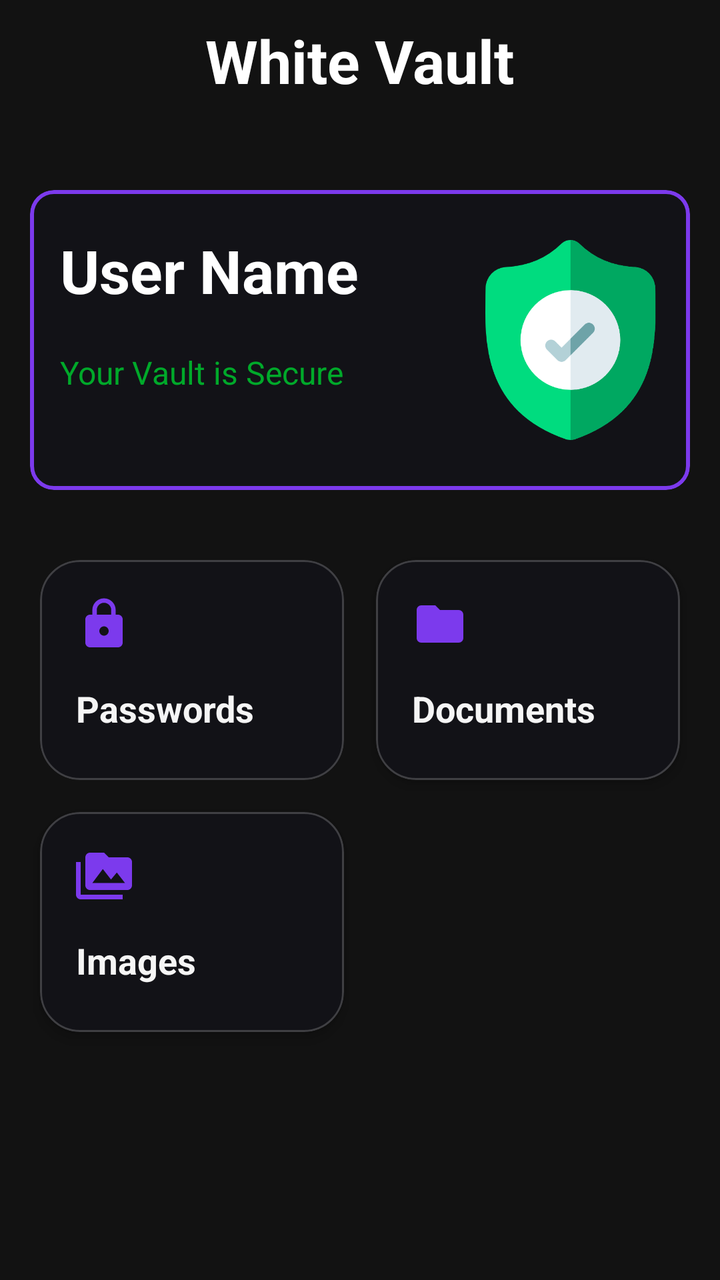
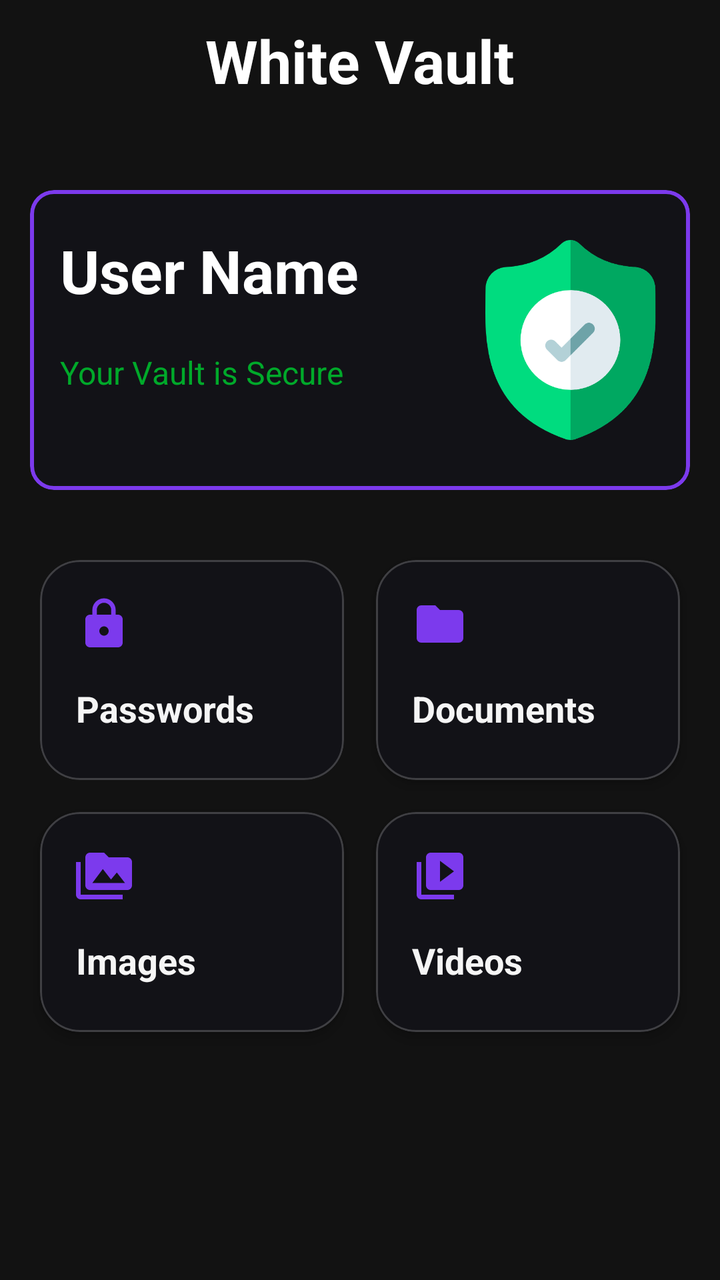

Before-and-after screenshots of an Android layout around one commit, followed by the original layout XML and the change that was made.
<!-- AndroidManifest.xml: application theme Theme.WhiteVault -->
<!-- res/layout/activity_main.xml -->
<?xml version="1.0" encoding="utf-8"?>
<RelativeLayout xmlns:android="http://schemas.android.com/apk/res/android"
    xmlns:app="http://schemas.android.com/apk/res-auto"
    xmlns:tools="http://schemas.android.com/tools"
    android:id="@+id/main"
    android:layout_width="match_parent"
    android:layout_height="match_parent"
    tools:context=".MainActivity"
    android:background="@color/background">

    <RelativeLayout
        android:layout_width="match_parent"
        android:layout_height="40dp"
        android:layout_marginTop="10dp">

        <TextView
            android:layout_width="wrap_content"
            android:layout_height="wrap_content"
            android:text="@string/app_name"
            android:textSize="30sp"
            android:fontFamily="sans-serif"
            android:textStyle="bold"
            android:textColor="@color/white"
            android:layout_centerHorizontal="true"/>

    </RelativeLayout>

    <LinearLayout
        android:layout_width="match_parent"
        android:layout_height="wrap_content"
        android:orientation="vertical"
        android:layout_marginTop="80dp">

        <com.google.android.material.card.MaterialCardView
            android:layout_width="match_parent"
            android:layout_height="150dp"
            android:layout_margin="15dp"
            app:cardBackgroundColor="@color/card"
            app:strokeWidth="2dp"
            app:strokeColor="@color/primary">

            <LinearLayout
                android:layout_width="match_parent"
                android:layout_height="match_parent"
                android:padding="10dp"
                android:orientation="horizontal">

                <RelativeLayout
                    android:layout_width="wrap_content"
                    android:layout_height="match_parent"
                    android:layout_marginStart="5dp">

                    <LinearLayout
                        android:layout_width="wrap_content"
                        android:layout_height="wrap_content"
                        android:orientation="vertical">

                        <TextView
                            android:id="@+id/text_user_name"
                            android:layout_width="wrap_content"
                            android:layout_height="wrap_content"
                            android:layout_marginTop="10dp"
                            android:layout_marginEnd="10dp"
                            android:text="User Name"
                            android:textSize="30sp"
                            android:textStyle="bold"
                            android:textColor="@color/white"/>

                        <TextView
                            android:layout_width="wrap_content"
                            android:layout_height="wrap_content"
                            android:layout_marginTop="20dp"
                            android:text="Your Vault is Secure"
                            android:textSize="16sp"
                            android:textColor="#00A92A"/>

                    </LinearLayout>

                </RelativeLayout>

                <RelativeLayout
                    android:layout_width="match_parent"
                    android:layout_height="match_parent">

                    <ImageView
                        android:layout_width="100dp"
                        android:layout_height="100dp"
                        android:src="@drawable/security_shield"
                        android:layout_centerHorizontal="true"
                        android:layout_centerVertical="true"
                        android:layout_alignParentEnd="true"/>

                </RelativeLayout>

            </LinearLayout>

        </com.google.android.material.card.MaterialCardView>

        <GridLayout
            android:layout_width="match_parent"
            android:layout_height="wrap_content"
            android:columnCount="2"
            android:rowCount="1"
            android:padding="12dp">

            
            <com.google.android.material.card.MaterialCardView
                android:id="@+id/card_password"
                android:layout_width="0dp"
                android:layout_height="110dp"
                android:layout_margin="8dp"
                android:layout_columnWeight="1"
                app:cardBackgroundColor="@color/card"
                app:cardCornerRadius="20dp"
                app:strokeColor="@color/stoke"
                app:strokeWidth="1dp"
                android:clickable="true"
                android:focusable="true">

                <LinearLayout
                    android:layout_width="match_parent"
                    android:layout_height="match_parent"
                    android:orientation="vertical"
                    android:padding="18dp">

                    <ImageView
                        android:layout_width="28dp"
                        android:layout_height="28dp"
                        android:src="@drawable/icon_lock"
                        app:tint="@color/primary"/>

                    <TextView
                        android:layout_width="wrap_content"
                        android:layout_height="wrap_content"
                        android:layout_marginTop="16dp"
                        android:text="Passwords"
                        android:textColor="#F5F5F5"
                        android:textSize="18sp"
                        android:textStyle="bold" />

                </LinearLayout>

            </com.google.android.material.card.MaterialCardView>


            
            <com.google.android.material.card.MaterialCardView
                android:id="@+id/card_document"
                android:layout_width="0dp"
                android:layout_height="110dp"
                android:layout_margin="8dp"
                android:layout_columnWeight="1"
                app:cardBackgroundColor="#121217"
                app:cardCornerRadius="20dp"
                app:cardElevation="4dp"
                app:strokeColor="#30FFFFFF"
                app:strokeWidth="1dp"
                android:clickable="true"
                android:focusable="true">

                <LinearLayout
                    android:layout_width="match_parent"
                    android:layout_height="match_parent"
                    android:orientation="vertical"
                    android:padding="18dp">

                    <ImageView
                        android:layout_width="28dp"
                        android:layout_height="28dp"
                        android:src="@drawable/icon_folder"
                        app:tint="@color/primary" />

                    <TextView
                        android:layout_width="wrap_content"
                        android:layout_height="wrap_content"
                        android:layout_marginTop="16dp"
                        android:text="Documents"
                        android:textColor="#F5F5F5"
                        android:textSize="18sp"
                        android:textStyle="bold" />

                </LinearLayout>

            </com.google.android.material.card.MaterialCardView>

            
            <com.google.android.material.card.MaterialCardView
                android:id="@+id/card_images"
                android:layout_width="0dp"
                android:layout_height="110dp"
                android:layout_margin="8dp"
                android:layout_columnWeight="1"
                app:cardBackgroundColor="#121217"
                app:cardCornerRadius="20dp"
                app:cardElevation="4dp"
                app:strokeColor="#30FFFFFF"
                app:strokeWidth="1dp"
                android:clickable="true"
                android:focusable="true">

                <LinearLayout
                    android:layout_width="match_parent"
                    android:layout_height="match_parent"
                    android:orientation="vertical"
                    android:padding="18dp">

                    <ImageView
                        android:layout_width="28dp"
                        android:layout_height="28dp"
                        android:src="@drawable/icon_image_folder"
                        app:tint="@color/primary" />

                    <TextView
                        android:layout_width="wrap_content"
                        android:layout_height="wrap_content"
                        android:layout_marginTop="16dp"
                        android:text="Images"
                        android:textColor="#F5F5F5"
                        android:textSize="18sp"
                        android:textStyle="bold" />

                </LinearLayout>

            </com.google.android.material.card.MaterialCardView>

        </GridLayout>
    </LinearLayout>

</RelativeLayout>
<!-- resources referenced by this layout -->
<resources>
  <color name="background">#121212</color>
  <color name="card">#121217</color>
  <color name="primary">#7C3AED</color>
  <color name="stoke">#30FFFFFF</color>
  <color name="white">#FFFFFFFF</color>
  <!-- drawable icon_folder (drawable) -->
  <vector xmlns:android="http://schemas.android.com/apk/res/android" android:height="24dp" android:tint="#000000" android:viewportHeight="24" android:viewportWidth="24" android:width="24dp">
        
      <path android:fillColor="@android:color/white" android:pathData="M10,4H4c-1.1,0 -1.99,0.9 -1.99,2L2,18c0,1.1 0.9,2 2,2h16c1.1,0 2,-0.9 2,-2V8c0,-1.1 -0.9,-2 -2,-2h-8l-2,-2z"/>
      
  </vector>
  <!-- drawable icon_image_folder (drawable) -->
  <vector xmlns:android="http://schemas.android.com/apk/res/android" android:height="24dp" android:tint="#000000" android:viewportHeight="24" android:viewportWidth="24" android:width="24dp">
        
      <path android:fillColor="@android:color/white" android:pathData="M2,6L0,6v5h0.01L0,20c0,1.1 0.9,2 2,2h18v-2L2,20L2,6zM22,4h-8l-2,-2L6,2c-1.1,0 -1.99,0.9 -1.99,2L4,16c0,1.1 0.9,2 2,2h16c1.1,0 2,-0.9 2,-2L24,6c0,-1.1 -0.9,-2 -2,-2zM7,15l4.5,-6 3.5,4.51 2.5,-3.01L21,15L7,15z"/>
      
  </vector>
  <!-- drawable icon_lock (drawable) -->
  <vector xmlns:android="http://schemas.android.com/apk/res/android" android:height="24dp" android:tint="#000000" android:viewportHeight="24" android:viewportWidth="24" android:width="24dp">
        
      <path android:fillColor="@android:color/white" android:pathData="M18,8h-1L17,6c0,-2.76 -2.24,-5 -5,-5S7,3.24 7,6v2L6,8c-1.1,0 -2,0.9 -2,2v10c0,1.1 0.9,2 2,2h12c1.1,0 2,-0.9 2,-2L20,10c0,-1.1 -0.9,-2 -2,-2zM12,17c-1.1,0 -2,-0.9 -2,-2s0.9,-2 2,-2 2,0.9 2,2 -0.9,2 -2,2zM15.1,8L8.9,8L8.9,6c0,-1.71 1.39,-3.1 3.1,-3.1 1.71,0 3.1,1.39 3.1,3.1v2z"/>
      
  </vector>
  <!-- drawable security_shield: png bitmap (drawable, 19143 bytes) -->
  <string name="app_name">White Vault</string>
  <style name="Theme.WhiteVault" parent="Base.Theme.WhiteVault" />
  <style name="Base.Theme.WhiteVault" parent="Theme.Material3.DayNight.NoActionBar">
          
          
      </style>
</resources>

<!-- the commit's change to res/layout/activity_main.xml (unified diff, before → after) -->
@@ -223,6 +223,46 @@
 
             </com.google.android.material.card.MaterialCardView>
 
+            
+            <com.google.android.material.card.MaterialCardView
+                android:id="@+id/card_videos"
+                android:layout_width="0dp"
+                android:layout_height="110dp"
+                android:layout_margin="8dp"
+                android:layout_columnWeight="1"
+                app:cardBackgroundColor="#121217"
+                app:cardCornerRadius="20dp"
+                app:cardElevation="4dp"
+                app:strokeColor="#30FFFFFF"
+                app:strokeWidth="1dp"
+                android:clickable="true"
+                android:focusable="true">
+
+                <LinearLayout
+                    android:layout_width="match_parent"
+                    android:layout_height="match_parent"
+                    android:orientation="vertical"
+                    android:padding="18dp">
+
+                    <ImageView
+                        android:layout_width="28dp"
+                        android:layout_height="28dp"
+                        android:src="@drawable/icon_video_folder"
+                        app:tint="@color/primary" />
+
+                    <TextView
+                        android:layout_width="wrap_content"
+                        android:layout_height="wrap_content"
+                        android:layout_marginTop="16dp"
+                        android:text="Videos"
+                        android:textColor="#F5F5F5"
+                        android:textSize="18sp"
+                        android:textStyle="bold" />
+
+                </LinearLayout>
+
+            </com.google.android.material.card.MaterialCardView>
+
         </GridLayout>
     </LinearLayout>
 
<!-- resource entries referenced after the edit -->
@@ -23,6 +23,12 @@
       <path android:fillColor="@android:color/white" android:pathData="M18,8h-1L17,6c0,-2.76 -2.24,-5 -5,-5S7,3.24 7,6v2L6,8c-1.1,0 -2,0.9 -2,2v10c0,1.1 0.9,2 2,2h12c1.1,0 2,-0.9 2,-2L20,10c0,-1.1 -0.9,-2 -2,-2zM12,17c-1.1,0 -2,-0.9 -2,-2s0.9,-2 2,-2 2,0.9 2,2 -0.9,2 -2,2zM15.1,8L8.9,8L8.9,6c0,-1.71 1.39,-3.1 3.1,-3.1 1.71,0 3.1,1.39 3.1,3.1v2z"/>
       
   </vector>
+  <!-- drawable icon_video_folder (drawable) -->
+  <vector xmlns:android="http://schemas.android.com/apk/res/android" android:height="24dp" android:tint="#000000" android:viewportHeight="24" android:viewportWidth="24" android:width="24dp">
+        
+      <path android:fillColor="@android:color/white" android:pathData="M4,6L2,6v14c0,1.1 0.9,2 2,2h14v-2L4,20L4,6zM20,2L8,2c-1.1,0 -2,0.9 -2,2v12c0,1.1 0.9,2 2,2h12c1.1,0 2,-0.9 2,-2L22,4c0,-1.1 -0.9,-2 -2,-2zM12,14.5v-9l6,4.5 -6,4.5z"/>
+      
+  </vector>
   <!-- drawable security_shield: png bitmap (drawable, 19143 bytes) -->
   <string name="app_name">White Vault</string>
   <style name="Theme.WhiteVault" parent="Base.Theme.WhiteVault" />
